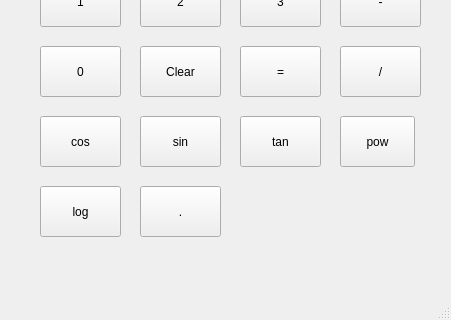
This is mainwindow.ui in FixedKestrel480/Calculator as Qt 5 draws it before an edit; both pictures show x 0 to 451 and y 294 to 614 of the 451 by 614 pixel window. The edited form follows.
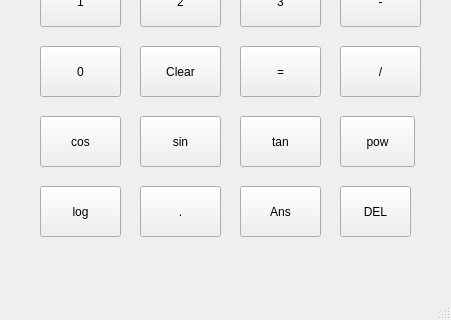
This is the edited form.

Commit message: Calculator with functions Ans and DEL

Diff of the .ui file:
```diff
--- a/mainwindow.ui
+++ b/mainwindow.ui
@@ -310,6 +310,32 @@
      <string>.</string>
     </property>
    </widget>
+   <widget class="QPushButton" name="pushButton">
+    <property name="geometry">
+     <rect>
+      <x>240</x>
+      <y>480</y>
+      <width>81</width>
+      <height>51</height>
+     </rect>
+    </property>
+    <property name="text">
+     <string>Ans</string>
+    </property>
+   </widget>
+   <widget class="QPushButton" name="pushButton_DEL">
+    <property name="geometry">
+     <rect>
+      <x>340</x>
+      <y>480</y>
+      <width>71</width>
+      <height>51</height>
+     </rect>
+    </property>
+    <property name="text">
+     <string>DEL</string>
+    </property>
+   </widget>
   </widget>
   <widget class="QMenuBar" name="menubar">
    <property name="geometry">
```
The commit also changes 2 other files.
